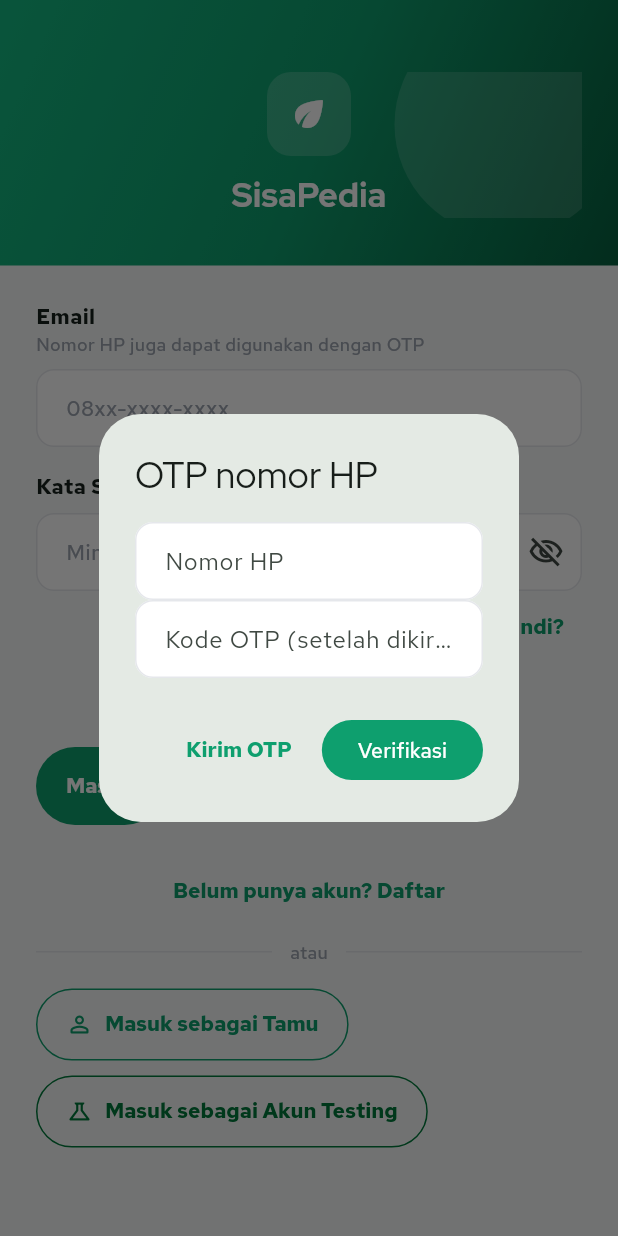
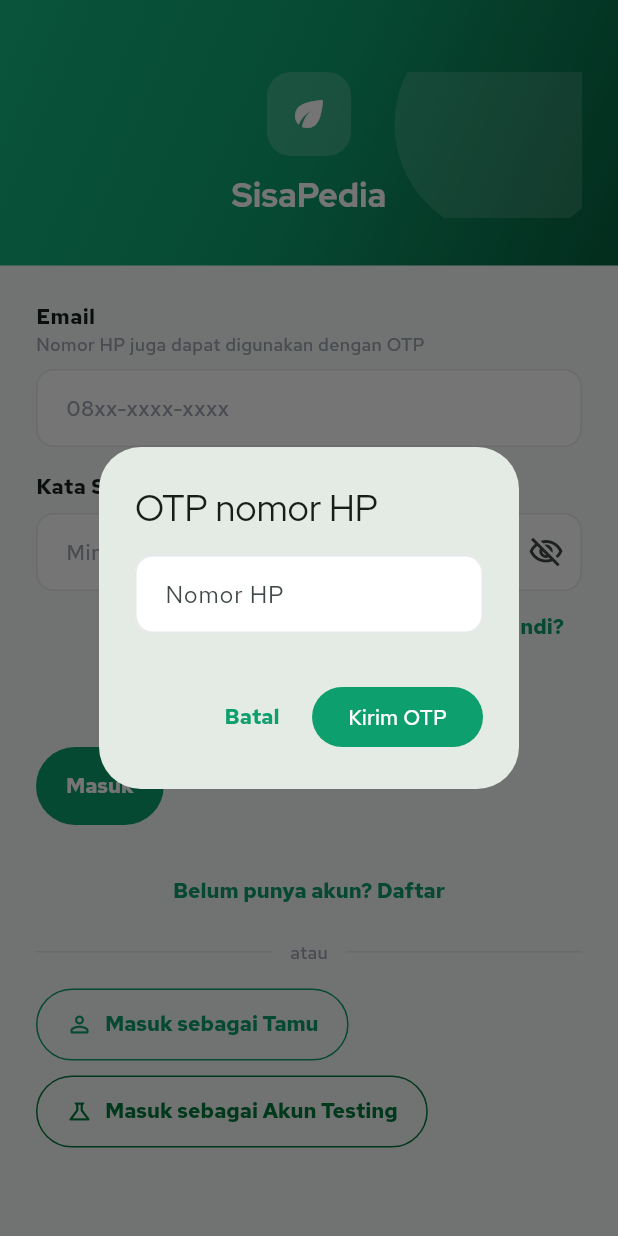
Before and after one commit to maliefrasyahermawan-del/sisapedia, a Flutter app: the LoginScreen screen opened by its route, after a tap on "Masuk dengan OTP nomor HP", on a phone screen of 412 x 824 dp. Run offline on Flutter 3.47's test engine with Material 3 defaults, Android fonts, the phone set to English and light mode, and no system bars; our stand-ins replace fl_chart, flutter_map, flutter_riverpod, go_router, image_picker, latlong2 and 4 more; accounts and stored records are empty.

Commit message:
fix(auth): resolve F-03 robust phone OTP flow

```diff
--- a/lib/features/auth/login_screen.dart
+++ b/lib/features/auth/login_screen.dart
@@ -212,66 +212,10 @@
   }
 
   Future<void> _phoneOtp() async {
-    final phone = TextEditingController();
-    final token = TextEditingController();
-    final submit = await showDialog<bool>(
+    await showDialog<bool>(
       context: context,
-      builder: (dialogContext) => AlertDialog(
-        title: const Text('OTP nomor HP'),
-        content: Column(
-          mainAxisSize: MainAxisSize.min,
-          children: [
-            TextField(
-              controller: phone,
-              keyboardType: TextInputType.phone,
-              decoration: const InputDecoration(labelText: 'Nomor HP'),
-            ),
-            TextField(
-              controller: token,
-              keyboardType: TextInputType.number,
-              decoration: const InputDecoration(
-                labelText: 'Kode OTP (setelah dikirim)',
-              ),
-            ),
-          ],
-        ),
-        actions: [
-          TextButton(
-            onPressed: () async {
-              try {
-                await ref
-                    .read(authRepositoryProvider)
-                    .sendPhoneOtp(phone.text.trim());
-                if (dialogContext.mounted) {
-                  ScaffoldMessenger.of(dialogContext).showSnackBar(
-                    const SnackBar(content: Text('Kode OTP dikirim.')),
-                  );
-                }
-              } catch (_) {}
-            },
-            child: const Text('Kirim OTP'),
-          ),
-          FilledButton(
-            onPressed: () => Navigator.pop(dialogContext, true),
-            child: const Text('Verifikasi'),
-          ),
-        ],
-      ),
+      builder: (_) => const _PhoneOtpDialog(),
     );
-    if (submit == true && mounted) {
-      final messenger = ScaffoldMessenger.of(context);
-      try {
-        await ref
-            .read(authRepositoryProvider)
-            .verifyPhoneOtp(phone: phone.text.trim(), token: token.text.trim());
-      } catch (_) {
-        messenger.showSnackBar(
-          const SnackBar(content: Text('OTP belum dapat diverifikasi.')),
-        );
-      }
-    }
-    phone.dispose();
-    token.dispose();
   }
 
   Future<void> _forgotPassword() async {
@@ -289,6 +233,197 @@
         ),
       );
     }
+  }
+}
+
+String? _normalizeIndonesianPhone(String raw) {
+  final compact = raw.replaceAll(RegExp(r'[\s().-]'), '');
+  String normalized;
+  if (compact.startsWith('+62')) {
+    normalized = compact;
+  } else if (compact.startsWith('62')) {
+    normalized = '+$compact';
+  } else if (compact.startsWith('08')) {
+    normalized = '+62${compact.substring(1)}';
+  } else {
+    return null;
+  }
+  return RegExp(r'^\+628\d{8,11}$').hasMatch(normalized) ? normalized : null;
+}
+
+class _PhoneOtpDialog extends ConsumerStatefulWidget {
+  const _PhoneOtpDialog();
+
+  @override
+  ConsumerState<_PhoneOtpDialog> createState() => _PhoneOtpDialogState();
+}
+
+class _PhoneOtpDialogState extends ConsumerState<_PhoneOtpDialog> {
+  final _formKey = GlobalKey<FormState>();
+  final _phoneController = TextEditingController();
+  final _tokenController = TextEditingController();
+  String? _normalizedPhone;
+  String? _error;
+  bool _sent = false;
+  bool _sending = false;
+  bool _verifying = false;
+
+  bool get _showPreviewCode =>
+      ref.read(sessionModeProvider) == SessionMode.demo;
+
+  @override
+  void dispose() {
+    _phoneController.dispose();
+    _tokenController.dispose();
+    super.dispose();
+  }
+
+  Future<void> _send() async {
+    final normalized = _normalizeIndonesianPhone(_phoneController.text);
+    if (normalized == null) {
+      setState(
+        () => _error =
+            'Masukkan nomor HP Indonesia yang valid, misalnya 081234567890.',
+      );
+      return;
+    }
+    setState(() {
+      _sending = true;
+      _error = null;
+    });
+    try {
+      await ref.read(authRepositoryProvider).sendPhoneOtp(normalized);
+      if (!mounted) return;
+      setState(() {
+        _normalizedPhone = normalized;
+        _sent = true;
+        _sending = false;
+      });
+    } catch (_) {
+      if (!mounted) return;
+      setState(() {
+        _sending = false;
+        _error = 'OTP belum dapat dikirim. Periksa koneksi lalu coba lagi.';
+      });
+    }
+  }
+
+  Future<void> _verify() async {
+    if (!_sent || _normalizedPhone == null || _verifying) return;
+    final token = _tokenController.text.trim();
+    if (!RegExp(r'^\d{6}$').hasMatch(token)) {
+      setState(() => _error = 'Kode OTP harus terdiri dari 6 digit.');
+      return;
+    }
+    setState(() {
+      _verifying = true;
+      _error = null;
+    });
+    try {
+      await ref
+          .read(authRepositoryProvider)
+          .verifyPhoneOtp(phone: _normalizedPhone!, token: token);
+      if (mounted) Navigator.of(context).pop(true);
+    } catch (_) {
+      if (!mounted) return;
+      setState(() {
+        _verifying = false;
+        _error = 'Kode OTP belum benar atau sudah kedaluwarsa.';
+      });
+    }
+  }
+
+  @override
+  Widget build(BuildContext context) {
+    return AlertDialog(
+      title: const Text('OTP nomor HP'),
+      content: Form(
+        key: _formKey,
+        child: SingleChildScrollView(
+          child: Column(
+            mainAxisSize: MainAxisSize.min,
+            crossAxisAlignment: CrossAxisAlignment.start,
+            children: [
+              TextFormField(
+                controller: _phoneController,
+                enabled: !_sending && !_verifying,
+                keyboardType: TextInputType.phone,
+                decoration: const InputDecoration(
+                  labelText: 'Nomor HP',
+                  hintText: '081234567890',
+                ),
+                validator: (value) =>
+                    _normalizeIndonesianPhone(value ?? '') == null
+                    ? 'Masukkan nomor HP Indonesia yang valid'
+                    : null,
+              ),
+              const SizedBox(height: 8),
+              if (_sent) ...[
+                Text(
+                  'Kode OTP dikirim ke nomor yang berakhiran ${_normalizedPhone!.substring(_normalizedPhone!.length - 4)}.',
+                  style: AppTextStyles.captionMuted,
+                ),
+                const SizedBox(height: 12),
+                TextField(
+                  controller: _tokenController,
+                  enabled: !_verifying,
+                  keyboardType: TextInputType.number,
+                  maxLength: 6,
+                  decoration: const InputDecoration(
+                    labelText: 'Kode OTP',
+                    counterText: '',
+                  ),
+                ),
+                if (_showPreviewCode)
+                  const Padding(
+                    padding: EdgeInsets.only(top: 8),
+                    child: Text('Preview: gunakan kode 246810.'),
+                  ),
+              ],
+              if (_error != null) ...[
+                const SizedBox(height: 12),
+                Text(_error!, style: const TextStyle(color: AppColors.error)),
+              ],
+            ],
+          ),
+        ),
+      ),
+      actions: [
+        TextButton(
+          onPressed: _sending || _verifying
+              ? null
+              : () => Navigator.of(context).pop(),
+          child: const Text('Batal'),
+        ),
+        if (!_sent)
+          FilledButton(
+            onPressed: _sending ? null : _send,
+            child: _sending
+                ? const SizedBox(
+                    width: 18,
+                    height: 18,
+                    child: CircularProgressIndicator(strokeWidth: 2),
+                  )
+                : const Text('Kirim OTP'),
+          )
+        else ...[
+          TextButton(
+            onPressed: _sending || _verifying ? null : _send,
+            child: const Text('Kirim ulang'),
+          ),
+          FilledButton(
+            onPressed: _verifying ? null : _verify,
+            child: _verifying
+                ? const SizedBox(
+                    width: 18,
+                    height: 18,
+                    child: CircularProgressIndicator(strokeWidth: 2),
+                  )
+                : const Text('Verifikasi'),
+          ),
+        ],
+      ],
+    );
   }
 }
 
```
Also changed, not shown: 1 other file.
